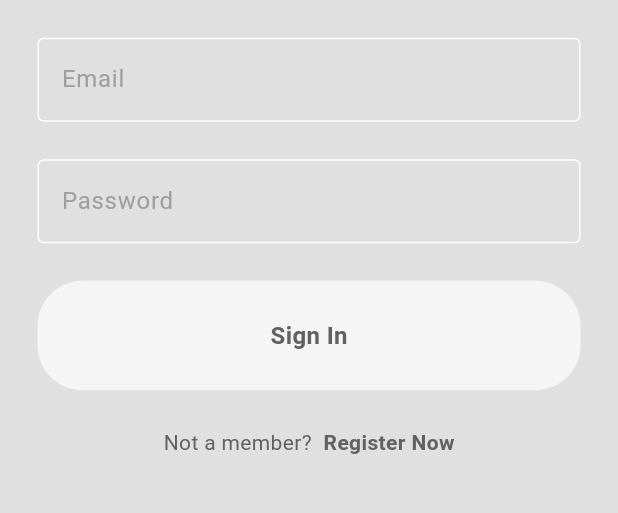
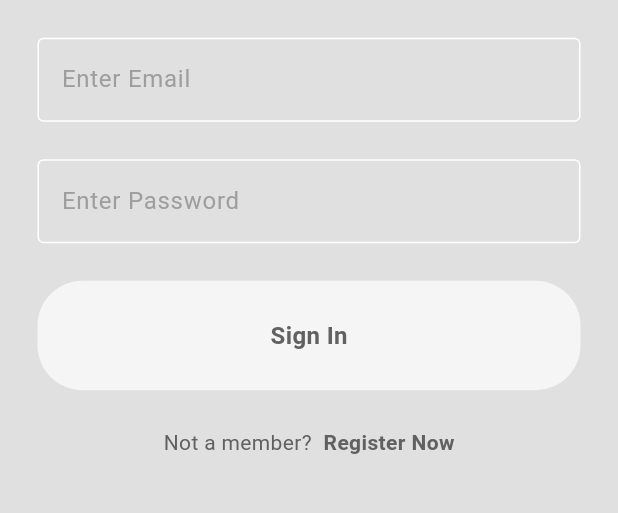
Before and after one commit to YashwantXDX/food_delivery_app, a Flutter app: the screen it shows after launch, on a phone screen of 412 x 824 dp, the part 500-1013 px from its top. Run offline on Flutter 3.47's test engine with Material 3 defaults, Android fonts, the phone set to English and light mode, and no system bars; our stand-ins replace gap.

Commit message:
Login Page Done

```diff
--- a/lib/pages/login_page.dart
+++ b/lib/pages/login_page.dart
@@ -50,7 +50,7 @@ class _LoginPageState extends State<LoginPage> {
             //email textfield
             MyTextField(
                 controller: emailController,
-                hintText: "Email",
+                hintText: "Enter Email",
                 obscureText: false,
             ),
 
@@ -59,7 +59,7 @@ class _LoginPageState extends State<LoginPage> {
             // password textfield
             MyTextField(
                 controller: passwordController,
-                hintText: "Password",
+                hintText: "Enter Password",
                 obscureText: true,
             ),
 
```
